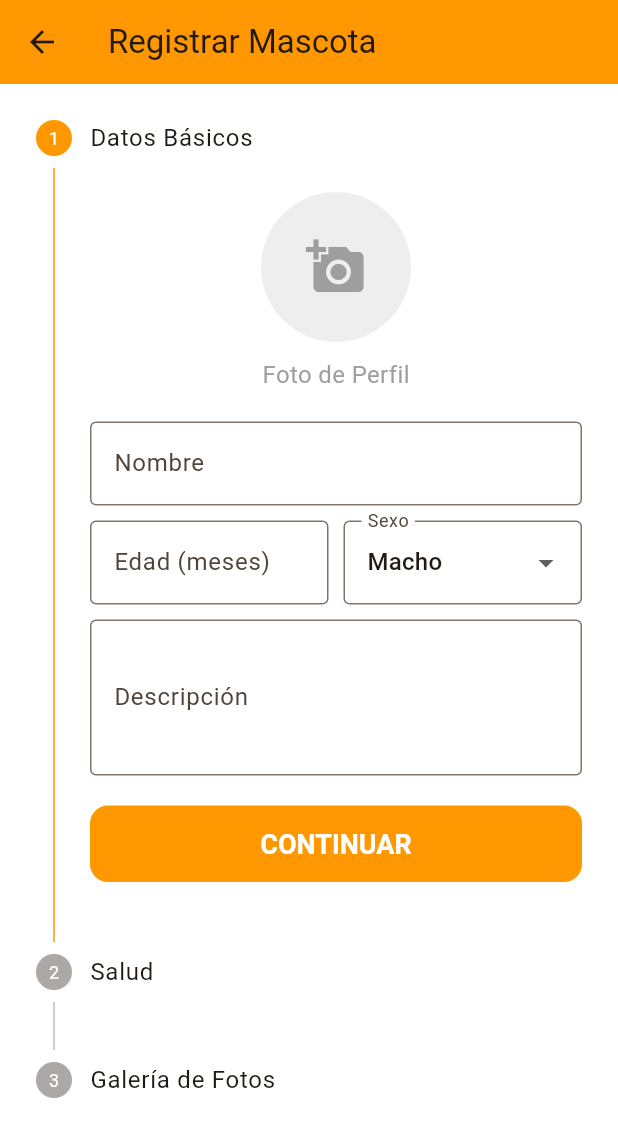
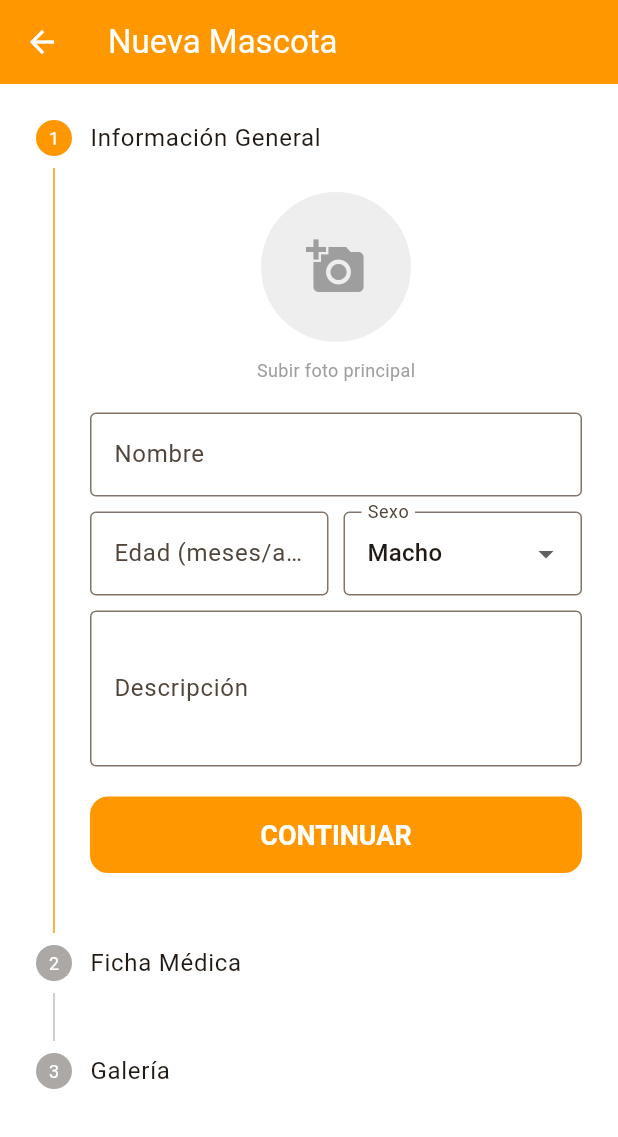
Before and after one commit to Erick-Nu/flutter_app_pet_adopt, a Flutter app: the HomeFoundationScreen screen opened directly, item 2 of the bottom bar chosen, after a tap on "Nueva Mascota", on a phone screen of 412 x 824 dp. Shown: the top 1137 px of the screen. Run offline on Flutter 3.47's test engine with Material 3 defaults, Android fonts, the phone set to English and light mode, and no system bars; our stand-ins replace equatable, flutter_bloc, flutter_dotenv, get_it, image_picker, supabase_flutter; accounts and stored records are empty; network calls fail.

Commit message:
[Update][Pets][Fountations]: Actualizar la identidad de fundación y mascotas para la adopción dentro de la aplicación

```diff
--- a/lib/src/features/foundations/presentation/screens/tabs/tab_mascotas.dart
+++ b/lib/src/features/foundations/presentation/screens/tabs/tab_mascotas.dart
@@ -1,9 +1,11 @@
 import 'package:flutter/material.dart';
 import 'package:flutter_bloc/flutter_bloc.dart';
+import 'package:supabase_flutter/supabase_flutter.dart';
 import '../../../../../core/theme/app_theme.dart';
 import '../../../../../core/widgets/pet_card.dart';
 import 'package:flutter_app_pet_adopt/src/features/pets/presentation/screens/pet_detail_screen.dart';
 import 'package:flutter_app_pet_adopt/src/features/pets/presentation/bloc/pet_bloc.dart';
+import 'package:flutter_app_pet_adopt/src/features/pets/presentation/bloc/pet_event.dart';
 import 'package:flutter_app_pet_adopt/src/features/pets/presentation/bloc/pet_state.dart';
 
 class TabMascotas extends StatefulWidget {
@@ -113,10 +115,27 @@ class _TabMascotasState extends State<TabMascotas> {
               }
               if (state is PetsLoaded) {
                 if (state.pets.isEmpty) {
-                  return const Center(child: Text('No hay mascotas registradas 🐶'));
+                  return RefreshIndicator(
+                    onRefresh: () async {
+                      final userId = Supabase.instance.client.auth.currentUser?.id ?? '';
+                      context.read<PetBloc>().add(LoadPets(userId));
+                      // Esperar a que se carguen los datos
+                      await Future.delayed(const Duration(milliseconds: 500));
+                    },
+                    color: AppTheme.primaryOrange,
+                    child: const Center(child: Text('No hay mascotas registradas 🐶')),
+                  );
                 }
 
-                return ListView.builder(
+                return RefreshIndicator(
+                  onRefresh: () async {
+                    final userId = Supabase.instance.client.auth.currentUser?.id ?? '';
+                    context.read<PetBloc>().add(LoadPets(userId));
+                    // Esperar a que se carguen los datos
+                    await Future.delayed(const Duration(milliseconds: 500));
+                  },
+                  color: AppTheme.primaryOrange,
+                  child: ListView.builder(
                     padding: const EdgeInsets.all(20),
                     itemCount: state.pets.length,
                     itemBuilder: (context, index) {
@@ -147,6 +166,7 @@ class _TabMascotasState extends State<TabMascotas> {
                         },
                       );
                     },
+                  ),
                 );
               }
               return const SizedBox.shrink();
--- a/lib/src/features/pets/presentation/screens/pet_form_screen.dart
+++ b/lib/src/features/pets/presentation/screens/pet_form_screen.dart
@@ -1,7 +1,8 @@
+import 'dart:developer';
 import 'dart:io';
 import 'package:flutter/material.dart';
 import 'package:flutter_bloc/flutter_bloc.dart';
-import 'package:image_picker/image_picker.dart'; // NECESITAS ESTE PAQUETE
+import 'package:image_picker/image_picker.dart';
 import 'package:supabase_flutter/supabase_flutter.dart';
 import '../../../../core/theme/app_theme.dart';
 import '../../domain/entities/medical_record_entity.dart';
@@ -11,7 +12,7 @@ import '../bloc/pet_event.dart';
 import '../bloc/pet_state.dart';
 
 class PetFormScreen extends StatefulWidget {
-  final PetEntity? petToEdit;
+  final PetEntity? petToEdit; // Si viene lleno, es EDICIÓN
 
   const PetFormScreen({super.key, this.petToEdit});
 
@@ -22,65 +23,80 @@ class PetFormScreen extends StatefulWidget {
 class _PetFormScreenState extends State<PetFormScreen> {
   int _currentStep = 0;
   final _picker = ImagePicker();
+  final _formKey = GlobalKey<FormState>(); // Para validaciones
 
-  // --- DATOS BÁSICOS ---
-  final _nombreCtrl = TextEditingController();
-  final _descCtrl = TextEditingController();
-  final _edadCtrl = TextEditingController();
+  // --- CONTROLADORES ---
+  late TextEditingController _nombreCtrl;
+  late TextEditingController _descCtrl;
+  late TextEditingController _edadCtrl;
+  late TextEditingController _pesoCtrl;
+  late TextEditingController _obsMedicasCtrl;
+
   String _sexo = 'macho';
 
-  // --- DATOS MÉDICOS ---
+  // Datos Médicos
   bool _esEsterilizado = false;
   bool _esDesparasitado = false;
   bool _tieneVacunas = false;
-  final _pesoCtrl = TextEditingController();
-  final _obsMedicasCtrl = TextEditingController();
 
-  // --- IMÁGENES ---
-  File? _avatarFile;
-  final List<File> _galleryFiles = [];
+  // Imágenes
+  File? _newAvatarFile; // Solo si el usuario cambia la foto
+  final List<File> _newGalleryFiles = []; // Solo nuevas fotos
+
+  bool get isEditing => widget.petToEdit != null;
 
   @override
   void initState() {
     super.initState();
-    final editing = widget.petToEdit;
-    if (editing != null) {
-      _nombreCtrl.text = editing.nombre;
-      _descCtrl.text = editing.descripcion ?? '';
-      _edadCtrl.text = editing.edad?.toString() ?? '';
-      _sexo = editing.sexo;
+    // Inicializar controladores
+    _nombreCtrl = TextEditingController(text: widget.petToEdit?.nombre ?? '');
+    _descCtrl = TextEditingController(text: widget.petToEdit?.descripcion ?? '');
+    _edadCtrl = TextEditingController(text: widget.petToEdit?.edad?.toString() ?? '');
+    _pesoCtrl = TextEditingController(text: widget.petToEdit?.fichaMedica?.pesoKg.toString() ?? '');
+    _obsMedicasCtrl = TextEditingController(text: widget.petToEdit?.fichaMedica?.observaciones ?? '');
+
+    if (isEditing) {
+      _sexo = widget.petToEdit!.sexo;
+      // Cargar datos médicos si existen
+      if (widget.petToEdit!.fichaMedica != null) {
+        _esEsterilizado = widget.petToEdit!.fichaMedica!.esEsterilizado;
+        _esDesparasitado = widget.petToEdit!.fichaMedica!.esDesparasitado;
+        _tieneVacunas = widget.petToEdit!.fichaMedica!.tieneVacunas;
+      }
     }
   }
 
-  // Selección de Avatar
+  @override
+  void dispose() {
+    _nombreCtrl.dispose();
+    _descCtrl.dispose();
+    _edadCtrl.dispose();
+    _pesoCtrl.dispose();
+    _obsMedicasCtrl.dispose();
+    super.dispose();
+  }
+
+  // --- MÉTODOS DE IMAGEN ---
   Future<void> _pickAvatar() async {
     final picked = await _picker.pickImage(source: ImageSource.gallery);
-    if (picked != null) {
-      setState(() => _avatarFile = File(picked.path));
-    }
+    if (picked != null) setState(() => _newAvatarFile = File(picked.path));
   }
 
-  // Selección de Galería
   Future<void> _pickGallery() async {
     final pickedList = await _picker.pickMultiImage();
     if (pickedList.isNotEmpty) {
-      setState(() {
-        _galleryFiles.addAll(pickedList.map((e) => File(e.path)));
-      });
+      setState(() => _newGalleryFiles.addAll(pickedList.map((e) => File(e.path))));
     }
   }
 
   void _submit() {
-    if (_nombreCtrl.text.isEmpty) {
-      ScaffoldMessenger.of(context).showSnackBar(
-        const SnackBar(content: Text('El nombre es obligatorio')),
-      );
-      return;
-    }
+    FocusScope.of(context).unfocus();
+    final isValid = _formKey.currentState?.validate() ?? false;
+    if (!isValid) return;
 
     final userId = Supabase.instance.client.auth.currentUser!.id;
 
-    // Crear Entidad Médica
+    // Entidad Médica
     final medicalRecord = MedicalRecordEntity(
       esEsterilizado: _esEsterilizado,
       esDesparasitado: _esDesparasitado,
@@ -89,41 +105,58 @@ class _PetFormScreenState extends State<PetFormScreen> {
       observaciones: _obsMedicasCtrl.text,
     );
 
-    // Crear Entidad Mascota COMPLETA
+    // Entidad Mascota
     final pet = PetEntity(
-      id: '',
+      id: isEditing ? widget.petToEdit!.id : '', // ID existente si editamos
       nombre: _nombreCtrl.text,
       descripcion: _descCtrl.text,
       edad: int.tryParse(_edadCtrl.text) ?? 0,
       sexo: _sexo,
-      status: 'disponible',
+      status: isEditing ? widget.petToEdit!.status : 'disponible',
       fundacionId: userId,
-      // Archivos Físicos
-      newAvatarFile: _avatarFile,
-      newGalleryFiles: _galleryFiles,
+      avatarUrl: widget.petToEdit?.avatarUrl, // Mantener URL vieja
+      newAvatarFile: _newAvatarFile, // Archivo nuevo (puede ser null)
+      newGalleryFiles: _newGalleryFiles,
       fichaMedica: medicalRecord,
     );
 
+    if (isEditing) {
+      log('[PetForm] Enviando actualización de mascota ${pet.id}');
+      context.read<PetBloc>().add(UpdatePetEvent(pet));
+    } else {
+      log('[PetForm] Enviando creación de mascota ${pet.nombre}');
       context.read<PetBloc>().add(AddPet(pet));
+    }
   }
 
   @override
   Widget build(BuildContext context) {
     return Scaffold(
-      appBar: AppBar(title: const Text('Registrar Mascota'), backgroundColor: AppTheme.primaryOrange),
+      appBar: AppBar(
+        title: Text(isEditing ? 'Editar Mascota' : 'Nueva Mascota'),
+        backgroundColor: AppTheme.primaryOrange,
+        foregroundColor: Colors.white,
+      ),
       body: BlocConsumer<PetBloc, PetState>(
         listener: (context, state) {
-          if (state is PetsLoaded) Navigator.pop(context);
+          if (state is PetsLoaded) {
+            Navigator.pop(context); // Cerrar formulario al terminar
+            ScaffoldMessenger.of(context).showSnackBar(
+              SnackBar(content: Text(isEditing ? 'Actualizado correctamente' : 'Creado correctamente')),
+            );
+          }
           if (state is PetsError) {
             ScaffoldMessenger.of(context).showSnackBar(SnackBar(content: Text(state.message)));
           }
         },
         builder: (context, state) {
           if (state is PetsLoading) {
-            return const Center(child: CircularProgressIndicator());
+            return const Center(child: CircularProgressIndicator(color: AppTheme.primaryOrange));
           }
 
-          return Stepper(
+          return Form(
+            key: _formKey,
+            child: Stepper(
               currentStep: _currentStep,
               onStepContinue: () {
                 if (_currentStep < 2) {
@@ -143,11 +176,11 @@ class _PetFormScreenState extends State<PetFormScreen> {
                       Expanded(
                         child: ElevatedButton(
                           onPressed: details.onStepContinue,
-                        style: ElevatedButton.styleFrom(backgroundColor: AppTheme.primaryOrange),
-                        child: Text(
-                          _currentStep == 2 ? 'GUARDAR TODO' : 'CONTINUAR',
-                          style: const TextStyle(color: Colors.white),
+                          style: ElevatedButton.styleFrom(
+                            backgroundColor: AppTheme.primaryOrange,
+                            foregroundColor: Colors.white
                           ),
+                          child: Text(_currentStep == 2 ? 'GUARDAR' : 'CONTINUAR'),
                         ),
                       ),
                       if (_currentStep > 0) ...[
@@ -159,9 +192,9 @@ class _PetFormScreenState extends State<PetFormScreen> {
                 );
               },
               steps: [
-              // PASO 1: DATOS GENERALES
+              // PASO 1: DATOS
               Step(
-                title: const Text('Datos Básicos'),
+                title: const Text('Información General'),
                 content: Column(
                   children: [
                     GestureDetector(
@@ -169,32 +202,44 @@ class _PetFormScreenState extends State<PetFormScreen> {
                       child: CircleAvatar(
                         radius: 50,
                         backgroundColor: Colors.grey[200],
-                        backgroundImage: _avatarFile != null ? FileImage(_avatarFile!) : null,
-                        child: _avatarFile == null
+                        // Muestra: 1. Foto nueva (File), 2. Foto vieja (URL), 3. Icono
+                        backgroundImage: _newAvatarFile != null
+                            ? FileImage(_newAvatarFile!)
+                            : (isEditing && widget.petToEdit?.avatarUrl != null
+                                ? NetworkImage(widget.petToEdit!.avatarUrl!) as ImageProvider
+                                : null),
+                        child: (_newAvatarFile == null && widget.petToEdit?.avatarUrl == null)
                             ? const Icon(Icons.add_a_photo, size: 40, color: Colors.grey)
                             : null,
                       ),
                     ),
                     const SizedBox(height: 10),
-                    const Text('Foto de Perfil', style: TextStyle(color: Colors.grey)),
+                    Text(
+                      isEditing ? 'Toca para cambiar foto' : 'Subir foto principal',
+                      style: const TextStyle(fontSize: 12, color: Colors.grey),
+                    ),
                     const SizedBox(height: 20),
                     TextFormField(
                       controller: _nombreCtrl,
                       decoration: const InputDecoration(labelText: 'Nombre', border: OutlineInputBorder()),
+                      validator: (v) => (v == null || v.trim().isEmpty) ? 'El nombre es obligatorio' : null,
                     ),
                     const SizedBox(height: 10),
                     Row(
                       children: [
-                        Expanded(
-                          child: TextFormField(
+                        Expanded(child: TextFormField(
                           controller: _edadCtrl,
                           keyboardType: TextInputType.number,
-                            decoration: const InputDecoration(labelText: 'Edad (meses)', border: OutlineInputBorder()),
-                          ),
-                        ),
+                          decoration: const InputDecoration(labelText: 'Edad (meses/años)', border: OutlineInputBorder()),
+                          validator: (v) {
+                            if (v == null || v.isEmpty) return 'Requerido';
+                            final value = int.tryParse(v);
+                            if (value == null || value < 0) return 'Edad inválida';
+                            return null;
+                          },
+                        )),
                         const SizedBox(width: 10),
-                        Expanded(
-                          child: DropdownButtonFormField(
+                        Expanded(child: DropdownButtonFormField(
                           value: _sexo,
                           items: const [
                             DropdownMenuItem(value: 'macho', child: Text('Macho')),
@@ -202,8 +247,7 @@ class _PetFormScreenState extends State<PetFormScreen> {
                           ],
                           onChanged: (v) => setState(() => _sexo = v.toString()),
                           decoration: const InputDecoration(labelText: 'Sexo', border: OutlineInputBorder()),
-                          ),
-                        ),
+                        )),
                       ],
                     ),
                     const SizedBox(height: 10),
@@ -217,37 +261,30 @@ class _PetFormScreenState extends State<PetFormScreen> {
                 isActive: _currentStep >= 0,
               ),
 
-              // PASO 2: FICHA MÉDICA
+              // PASO 2: SALUD
               Step(
-                title: const Text('Salud'),
+                title: const Text('Ficha Médica'),
                 content: Column(
                   children: [
-                    SwitchListTile(
-                      title: const Text('¿Esterilizado?'),
-                      value: _esEsterilizado,
-                      onChanged: (v) => setState(() => _esEsterilizado = v),
-                    ),
-                    SwitchListTile(
-                      title: const Text('¿Desparasitado?'),
-                      value: _esDesparasitado,
-                      onChanged: (v) => setState(() => _esDesparasitado = v),
-                    ),
-                    SwitchListTile(
-                      title: const Text('¿Vacunas al día?'),
-                      value: _tieneVacunas,
-                      onChanged: (v) => setState(() => _tieneVacunas = v),
-                    ),
-                    const SizedBox(height: 10),
+                    SwitchListTile(title: const Text('Esterilizado'), value: _esEsterilizado, onChanged: (v) => setState(() => _esEsterilizado = v)),
+                    SwitchListTile(title: const Text('Desparasitado'), value: _esDesparasitado, onChanged: (v) => setState(() => _esDesparasitado = v)),
+                    SwitchListTile(title: const Text('Vacunas al día'), value: _tieneVacunas, onChanged: (v) => setState(() => _tieneVacunas = v)),
                     TextFormField(
                       controller: _pesoCtrl,
                       keyboardType: TextInputType.number,
                       decoration: const InputDecoration(labelText: 'Peso (Kg)', border: OutlineInputBorder()),
+                      validator: (v) {
+                        if (v == null || v.isEmpty) return 'Requerido';
+                        final value = double.tryParse(v);
+                        if (value == null || value < 0) return 'Peso inválido';
+                        return null;
+                      },
                     ),
                     const SizedBox(height: 10),
                     TextFormField(
                       controller: _obsMedicasCtrl,
                       maxLines: 2,
-                      decoration: const InputDecoration(labelText: 'Observaciones Veterinarias', border: OutlineInputBorder()),
+                      decoration: const InputDecoration(labelText: 'Observaciones', border: OutlineInputBorder()),
                     ),
                   ],
                 ),
@@ -256,43 +293,26 @@ class _PetFormScreenState extends State<PetFormScreen> {
 
               // PASO 3: GALERÍA
               Step(
-                title: const Text('Galería de Fotos'),
+                title: const Text('Galería'),
                 content: Column(
                   children: [
                     ElevatedButton.icon(
                       onPressed: _pickGallery,
                       icon: const Icon(Icons.photo_library),
-                      label: const Text('Seleccionar Fotos Extra'),
+                      label: const Text('Agregar Fotos'),
                     ),
                     const SizedBox(height: 10),
-                    if (_galleryFiles.isNotEmpty)
+                    // Mostrar fotos nuevas seleccionadas
+                    if (_newGalleryFiles.isNotEmpty)
                       SizedBox(
                         height: 100,
                         child: ListView.builder(
                           scrollDirection: Axis.horizontal,
-                          itemCount: _galleryFiles.length,
-                          itemBuilder: (context, index) {
-                            return Padding(
-                              padding: const EdgeInsets.only(right: 8.0),
-                              child: Stack(
-                                children: [
-                                  Image.file(_galleryFiles[index], width: 100, height: 100, fit: BoxFit.cover),
-                                  Positioned(
-                                    right: 0,
-                                    top: 0,
-                                    child: GestureDetector(
-                                      onTap: () => setState(() => _galleryFiles.removeAt(index)),
-                                      child: const CircleAvatar(
-                                        radius: 10,
-                                        backgroundColor: Colors.red,
-                                        child: Icon(Icons.close, size: 12, color: Colors.white),
+                          itemCount: _newGalleryFiles.length,
+                          itemBuilder: (ctx, i) => Padding(
+                            padding: const EdgeInsets.only(right: 8),
+                            child: Image.file(_newGalleryFiles[i], width: 100, height: 100, fit: BoxFit.cover),
                           ),
-                                    ),
-                                  ),
-                                ],
-                              ),
-                            );
-                          },
                         ),
                       ),
                   ],
@@ -300,6 +320,7 @@ class _PetFormScreenState extends State<PetFormScreen> {
                 isActive: _currentStep >= 2,
               ),
             ],
+          ),
         );
       },
     ),
```
Also changed, not shown: lib/src/core/di/injection_container.dart (+6 -3 lines), lib/src/features/pets/data/datasources/pet_remote_data_source.dart (+66 -0 lines), lib/src/features/pets/data/repositories/pet_repository_impl.dart (+6 -17 lines), lib/src/features/pets/presentation/bloc/pet_bloc.dart (+26 -1 lines), lib/src/features/pets/presentation/screens/pet_detail_screen.dart (+49 -16 lines). Lines whose indentation alone changed are shown as unchanged.
